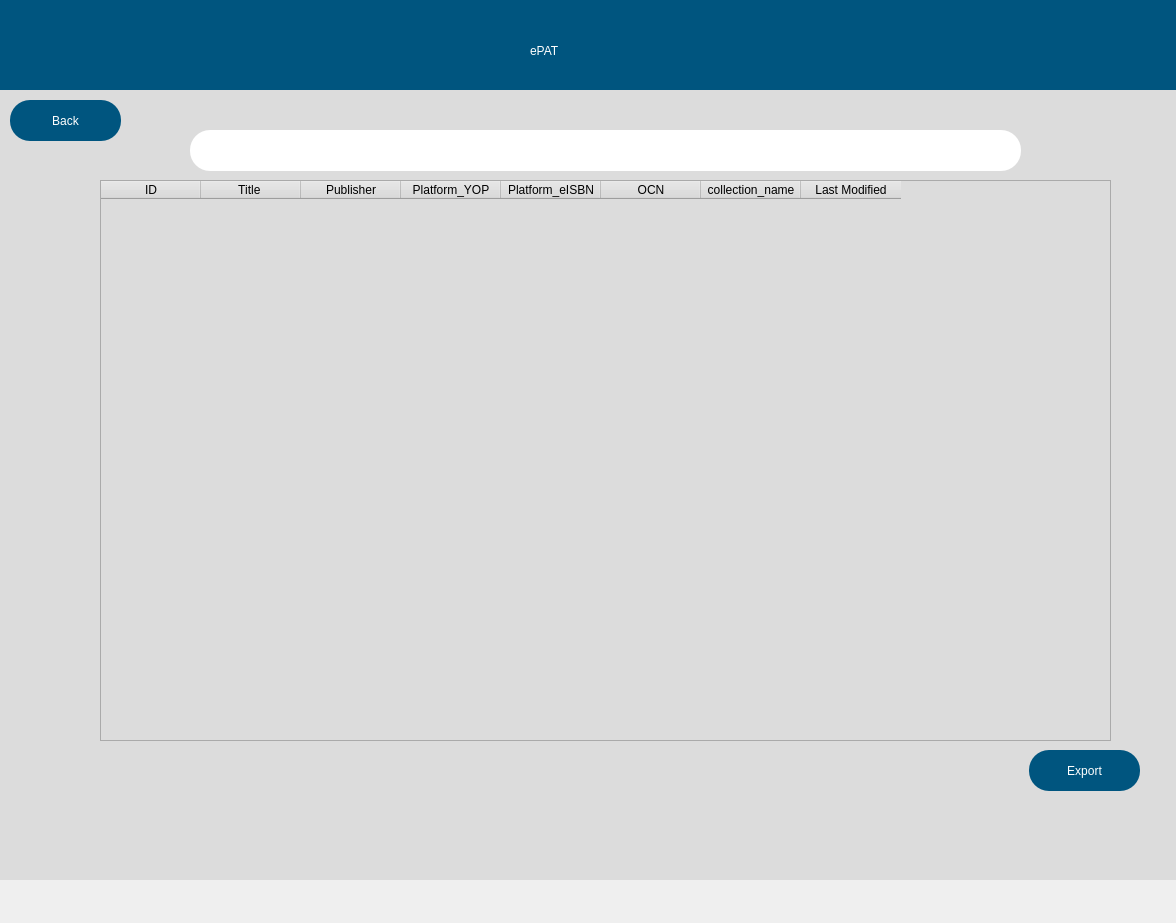
Old version of the form src/user_interface/english_searchDisplay.ui in the repository eppenney/eBook-Perpetual-Access-Rights-Tracker.
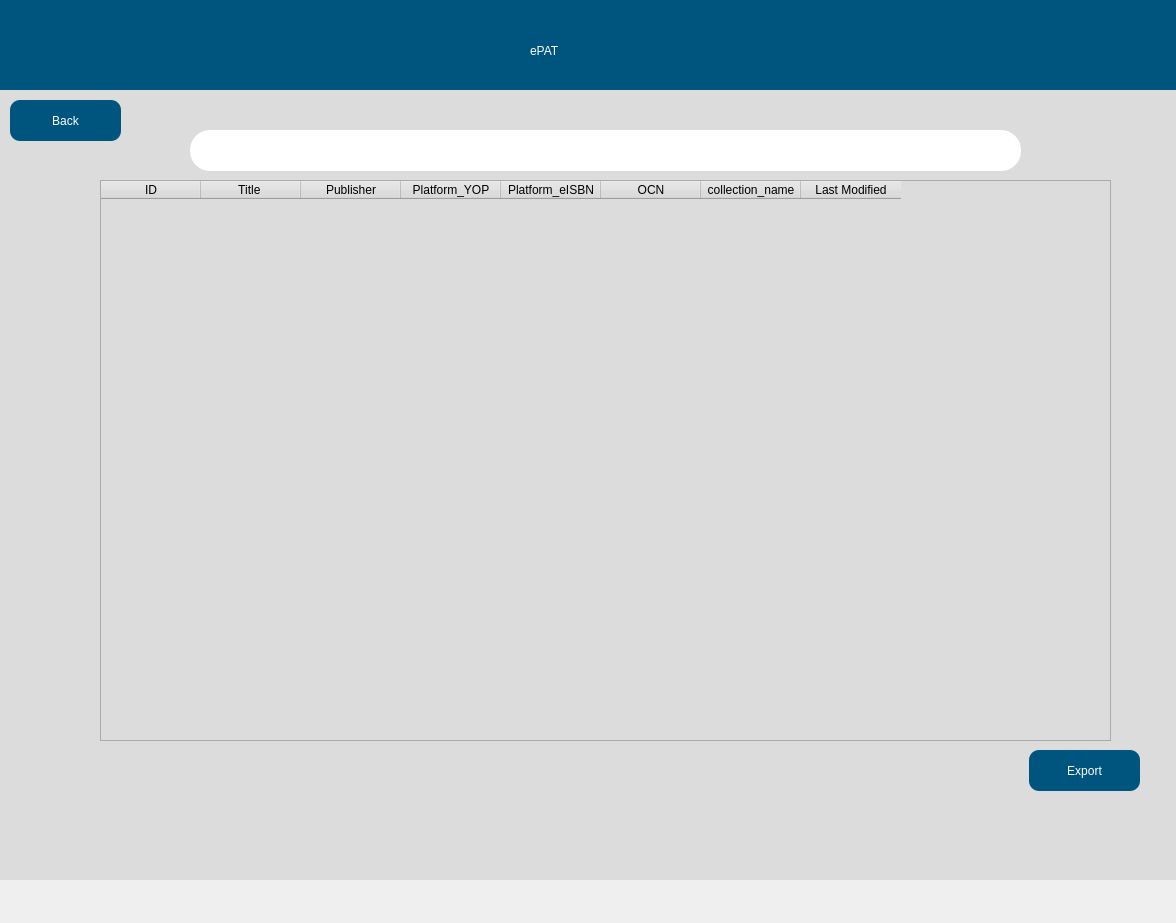
New version of the form.

Commit message: Finished button upgrade and french UI

What changed in the file:
```diff
--- a/src/user_interface/english_searchDisplay.ui
+++ b/src/user_interface/english_searchDisplay.ui
@@ -35,10 +35,22 @@
      </rect>
     </property>
     <property name="styleSheet">
-     <string notr="true">background-color: rgb(0, 85, 127);
-color: rgb(255, 255, 255);
-font: 14pt &quot;MS Shell Dlg 2&quot;;
-border-radius:20px;</string>
+     <string notr="true">
+            QPushButton {
+                font: 75 16pt "Arial";
+                background-color: rgb(0, 85, 127);
+                border-radius: 10px;
+                color: rgb(255, 255, 255);
+            }
+
+            QPushButton:hover {
+                background-color: rgb(0, 75, 117); /* Slightly darker color when hovered */
+            }
+
+            QPushButton:pressed {
+                background-color: rgb(0, 65, 107); /* Even darker color when clicked */
+            }
+        </string>
     </property>
     <property name="text">
      <string>Back</string>
@@ -136,10 +148,22 @@
      </rect>
     </property>
     <property name="styleSheet">
-     <string notr="true">background-color: rgb(0, 85, 127);
-               color: rgb(255, 255, 255);
-               font: 14pt &quot;MS Shell Dlg 2&quot;;
-               border-radius:20px;</string>
+     <string notr="true">
+            QPushButton {
+                font: 75 16pt "Arial";
+                background-color: rgb(0, 85, 127);
+                border-radius: 10px;
+                color: rgb(255, 255, 255);
+            }
+
+            QPushButton:hover {
+                background-color: rgb(0, 75, 117); /* Slightly darker color when hovered */
+            }
+
+            QPushButton:pressed {
+                background-color: rgb(0, 65, 107); /* Even darker color when clicked */
+            }
+        </string>
     </property>
     <property name="text">
      <string>Export</string>
```
The commit also changes 4 other files.
